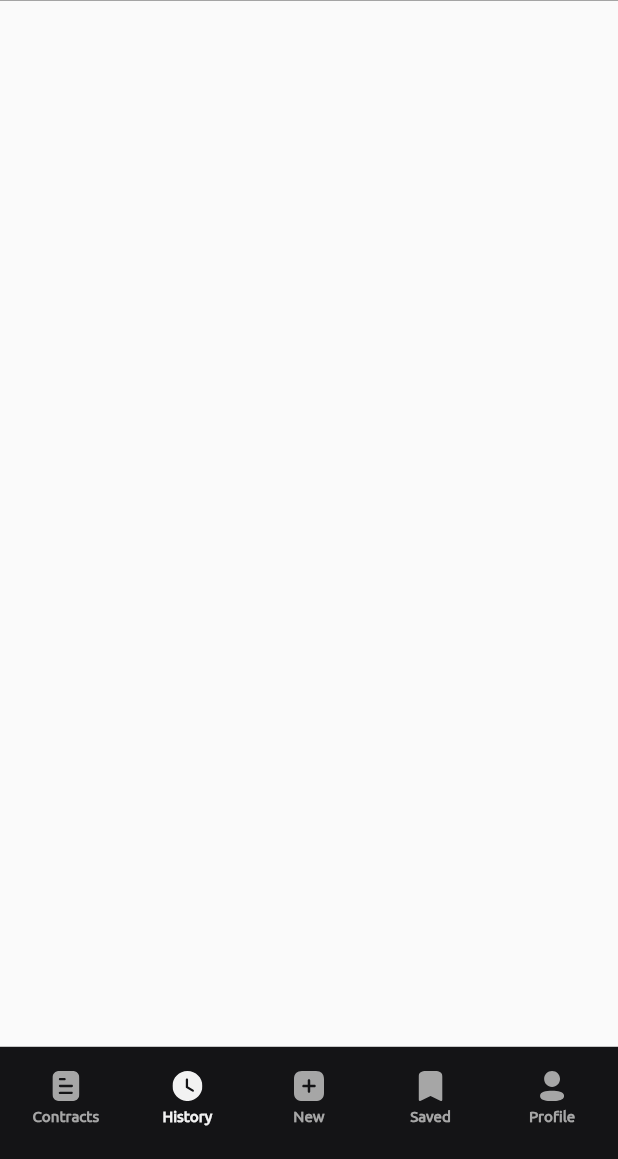
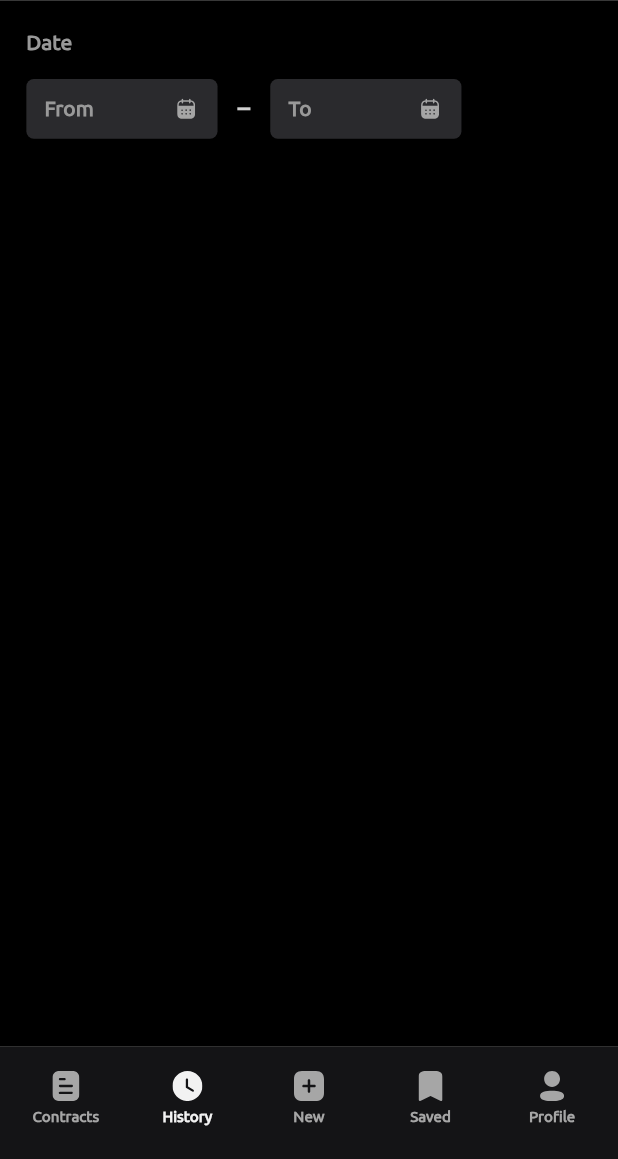
Before and after one commit to asadbekdev/iBillings, a Flutter app: the screen it shows after launch, item 2 of the bottom bar chosen, on a phone screen of 412 x 824 dp, the part 77-1236 px from its top. Run offline on Flutter 3.47's test engine with Material 2 defaults, Android fonts, the phone set to English and light mode, and no system bars; our stand-ins replace flutter_bloc, flutter_screenutil, flutter_svg, jiffy.

Commit message:
added calendar widget for history page

```diff
--- a/lib/screens/app/app_screen.dart
+++ b/lib/screens/app/app_screen.dart
@@ -3,6 +3,7 @@ import 'package:flutter_bloc/flutter_bloc.dart';
 import 'package:ibiling/blocs/cubit/bottom_nav_cubit.dart';
 import 'package:ibiling/screens/bookmark/bookmark_screen.dart';
 import 'package:ibiling/screens/contracts/contracts_screen.dart';
+import 'package:ibiling/screens/filters/filters_screen.dart';
 import 'package:ibiling/screens/history/history_screen.dart';
 import 'package:ibiling/screens/new_payment/new_screen.dart';
 import 'package:ibiling/screens/profile/profile_screen.dart';
--- a/lib/screens/filters/filters_screen.dart
+++ b/lib/screens/filters/filters_screen.dart
@@ -7,7 +7,7 @@ import 'package:flutter_svg/flutter_svg.dart';
 import 'package:ibiling/resources/assets_manager.dart';
 import 'package:ibiling/resources/color_manager.dart';
 import 'package:ibiling/resources/font_manager.dart';
-import 'package:ibiling/screens/filters/components/custom_calendar.dart';
+import 'package:ibiling/screens/widgets/custom_calendar.dart';
 import 'package:ibiling/screens/filters/components/status_item.dart';
 
 class FiltersScreen extends StatelessWidget {
--- a/lib/screens/history/history_screen.dart
+++ b/lib/screens/history/history_screen.dart
@@ -1,12 +1,53 @@
 import 'package:flutter/material.dart';
+import 'package:flutter_screenutil/flutter_screenutil.dart';
+import 'package:ibiling/resources/color_manager.dart';
+import 'package:ibiling/resources/font_manager.dart';
+import 'package:ibiling/screens/widgets/custom_calendar.dart';
 
 class HistoryScreen extends StatelessWidget {
-  const HistoryScreen({ Key? key }) : super(key: key);
+  const HistoryScreen({Key? key}) : super(key: key);
 
   @override
   Widget build(BuildContext context) {
     return Scaffold(
-      body: Container(),
+      backgroundColor: ColorManager.black,
+      body: Padding(
+        padding: EdgeInsets.symmetric(vertical: 20.h, horizontal: 16.w),
+        child: Column(
+          crossAxisAlignment: CrossAxisAlignment.start,
+          children: [
+            // DATE SECTION
+            Text(
+              "Date",
+              style: TextStyle(
+                fontWeight: FontWeightManager.semiBold,
+                fontSize: FontSize.s14.sp,
+                color: ColorManager.darkGrey,
+              ),
+            ),
+            SizedBox(height: 16.h),
+            Row(
+              children: [
+                const CustomCalendarWidget(label: 'From'),
+                Container(
+                  width: 8.w,
+                  height: 2.h,
+                  decoration: BoxDecoration(
+                    color: ColorManager.grey2,
+                  ),
+                  margin: EdgeInsets.symmetric(
+                    horizontal: 12.w,
+                  ),
+                ),
+                const CustomCalendarWidget(label: 'To'),
+              ],
+            ),
+
+            SizedBox(height: 20.h),
+            // PAYMENT HISTORY DATAS
+          ],
+        ),
+      ),
     );
   }
 }
--- a/lib/screens/widgets/custom_app_bar.dart
+++ b/lib/screens/widgets/custom_app_bar.dart
@@ -55,11 +55,11 @@ class CustomAppBar extends PreferredSize {
       actions: [
         IconButton(
           onPressed: () {
-            Navigator.push(
-              context,
-              MaterialPageRoute(
-                builder: (context) => FiltersScreen(),
-              ),
+            showDialog(
+              context: context,
+              builder: (context) {
+                return FiltersScreen();
+              },
             );
           },
           icon: SvgPicture.asset(ImageAssets.filterIc),
```
Also changed, not shown: lib/screens/widgets/custom_calendar.dart (renamed from lib/screens/filters/components/custom_calendar.dart).
